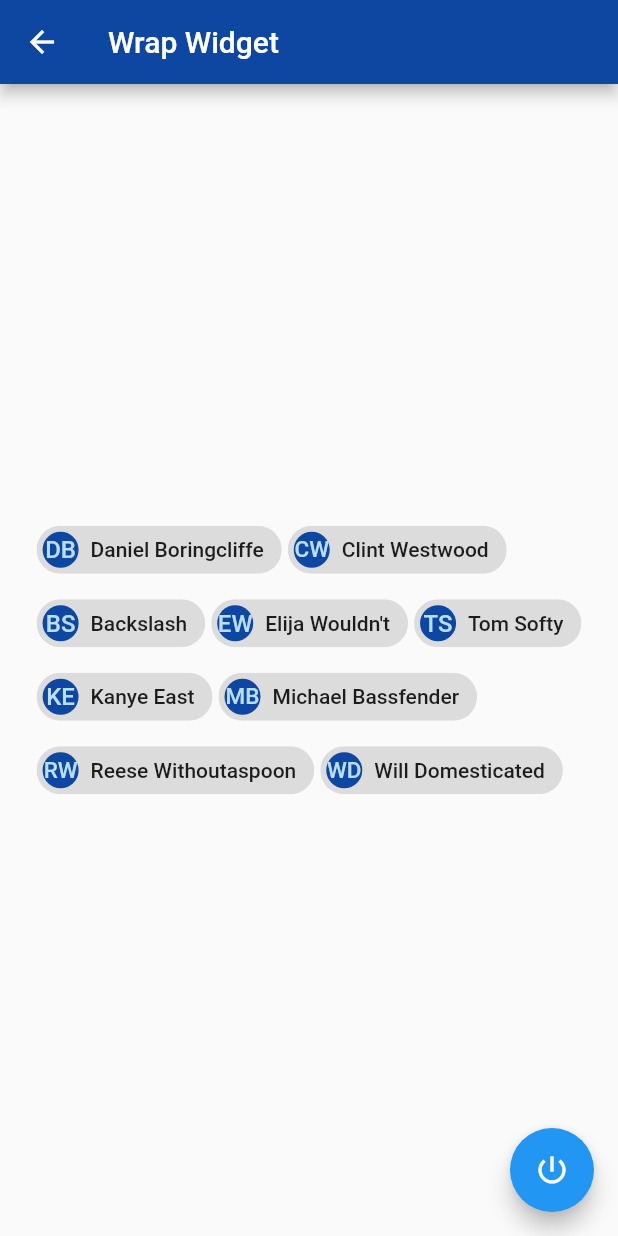
After one commit to plusema86/flutter_widgets_examples, a Flutter app: the WrapPage screen opened by its route, after a tap on the "power settings new" icon, on a phone screen of 412 x 824 dp. The commit adds this screen. Run offline on Flutter 3.47's test engine with Material 2 defaults, Android fonts, the phone set to English and light mode, and no system bars; drawn by our look-alikes of auto_size_text.

Commit message:
* Wrap Widget

```diff
--- /dev/null
+++ b/lib/models/chip_actor_model.dart
@@ -0,0 +1,6 @@
+class ChipActorModel {
+  final String name;
+  final String avatarInitials;
+
+  const ChipActorModel(this.name, this.avatarInitials);
+}
--- a/lib/utils/constants.dart
+++ b/lib/utils/constants.dart
@@ -1,2 +1,3 @@
 const SAFE_AREA_DESCRIPTION = "A widget that insets its child by sufficient padding to avoid intrusions by the operating system.";
 const EXPANDED_DESCRIPTION = "A widget that expands a child of a Row, Column, or Flex so that the child fills the available space.";
+const WRAP_DESCRIPTION = "A widget that displays its children in multiple horizontal or vertical runs.";
--- a/lib/utils/router.dart
+++ b/lib/utils/router.dart
@@ -4,6 +4,7 @@ import 'package:flutter_widgets_examples/expanded_widget/expanded_page.dart';
 import 'package:flutter_widgets_examples/home_page.dart';
 import 'package:flutter_widgets_examples/safearea_widget/safearea_page.dart';
 import 'package:flutter_widgets_examples/utils/routing_constants.dart';
+import 'package:flutter_widgets_examples/wrap_widget/wrap_page.dart';
 
 Route<dynamic> generateRoute(RouteSettings settings) {
   switch (settings.name) {
@@ -13,6 +14,8 @@ Route<dynamic> generateRoute(RouteSettings settings) {
       return MaterialPageRoute(builder: (context) => SafeAreaPage());
     case EXPANDED_ROUTE:
       return MaterialPageRoute(builder: (context) => ExpandedPage());
+    case WRAP_ROUTE:
+      return MaterialPageRoute(builder: (context) => WrapPage());
     default:
       return MaterialPageRoute(builder: (context) => HomePage());
   }
--- a/lib/utils/routing_constants.dart
+++ b/lib/utils/routing_constants.dart
@@ -1,3 +1,4 @@
 const String HOME_PAGE_ROUTE = '/';
 const String SAFE_AREA_ROUTE = 'safe_area';
 const String EXPANDED_ROUTE = 'expanded';
+const String WRAP_ROUTE = 'wrap';
--- a/lib/utils/routing_utils.dart
+++ b/lib/utils/routing_utils.dart
@@ -10,5 +10,6 @@ class RoutingUtils {
   static List<RoutingModel> widgetRouteList = [
     RoutingModel("SafeArea", SAFE_AREA_ROUTE, SAFE_AREA_DESCRIPTION),
     RoutingModel("Expanded", EXPANDED_ROUTE, EXPANDED_DESCRIPTION),
+    RoutingModel("Wrap", WRAP_ROUTE, WRAP_DESCRIPTION),
   ];
 }
--- /dev/null
+++ b/lib/wrap_widget/wrap_page.dart
@@ -0,0 +1,70 @@
+import 'package:auto_size_text/auto_size_text.dart';
+import 'package:flutter/material.dart';
+import 'package:flutter_widgets_examples/wrap_widget/wrap_utils.dart';
+
+class WrapPage extends StatefulWidget {
+  @override
+  _WrapPageState createState() => _WrapPageState();
+}
+
+class _WrapPageState extends State<WrapPage> {
+  bool wrapOn = false;
+
+  @override
+  Widget build(BuildContext context) {
+    return Scaffold(
+      appBar: AppBar(
+        title: Text("Wrap Widget"),
+      ),
+      body: Center(
+        child: wrapOn
+            ? Wrap(
+                spacing: 4.0,
+                runSpacing: 1.0,
+                children: _actorChipList(),
+              )
+            : Row(
+                children: _actorChipList(),
+              ),
+      ),
+      floatingActionButton: Builder(builder: (BuildContext context) {
+        return FloatingActionButton(
+          onPressed: () {
+            setState(() {
+              wrapOn = !wrapOn;
+            });
+            Scaffold.of(context).showSnackBar(
+              SnackBar(
+                duration: const Duration(milliseconds: 300),
+                content: Text("Wrap ${wrapOn ? 'on' : 'off'}"),
+              ),
+            );
+          },
+          child: Icon(Icons.power_settings_new),
+        );
+      }),
+    );
+  }
+
+  List<Widget> _actorChipList() {
+    List<Widget> widgetList = List();
+    wrapActorList.forEach((actor) {
+      widgetList.add(
+        Chip(
+          avatar: CircleAvatar(
+            backgroundColor: Colors.blue.shade900,
+            child: AutoSizeText(
+              "${actor.avatarInitials}",
+              maxLines: 1,
+              style: TextStyle(fontWeight: FontWeight.w500),
+            ),
+          ),
+          label: Text(
+            "${actor.name}",
+          ),
+        ),
+      );
+    });
+    return widgetList;
+  }
+}
--- /dev/null
+++ b/lib/wrap_widget/wrap_utils.dart
@@ -0,0 +1,13 @@
+import 'package:flutter_widgets_examples/models/chip_actor_model.dart';
+
+const List<ChipActorModel> wrapActorList = const[
+  ChipActorModel('Daniel Boringcliffe', 'DB'),
+  ChipActorModel('Clint Westwood', 'CW'),
+  ChipActorModel('Backslash', 'BS'),
+  ChipActorModel('Elija Wouldn\'t', 'EW'),
+  ChipActorModel('Tom Softy', 'TS'),
+  ChipActorModel('Kanye East', 'KE'),
+  ChipActorModel('Michael Bassfender', 'MB'),
+  ChipActorModel('Reese Withoutaspoon', 'RW'),
+  ChipActorModel('Will Domesticated', 'WD'),
+];
--- a/pubspec.yaml
+++ b/pubspec.yaml
@@ -23,6 +23,7 @@ dependencies:
   # The following adds the Cupertino Icons font to your application.
   # Use with the CupertinoIcons class for iOS style icons.
   cupertino_icons: ^0.1.2
+  auto_size_text: ^2.1.0
 
 dev_dependencies:
   flutter_test:
```
